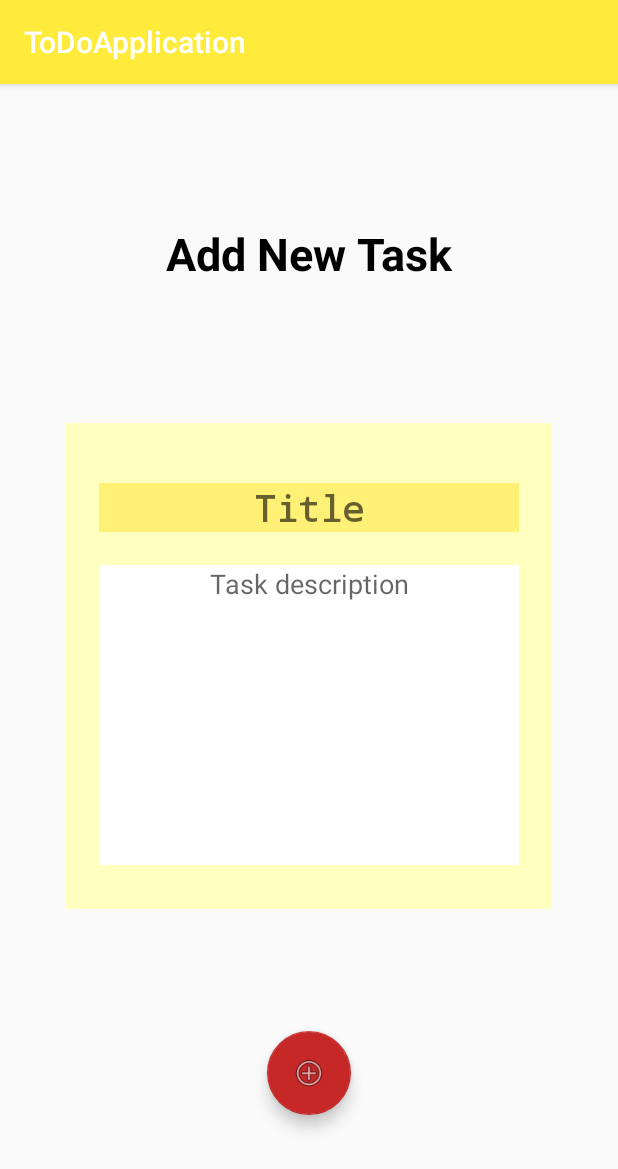
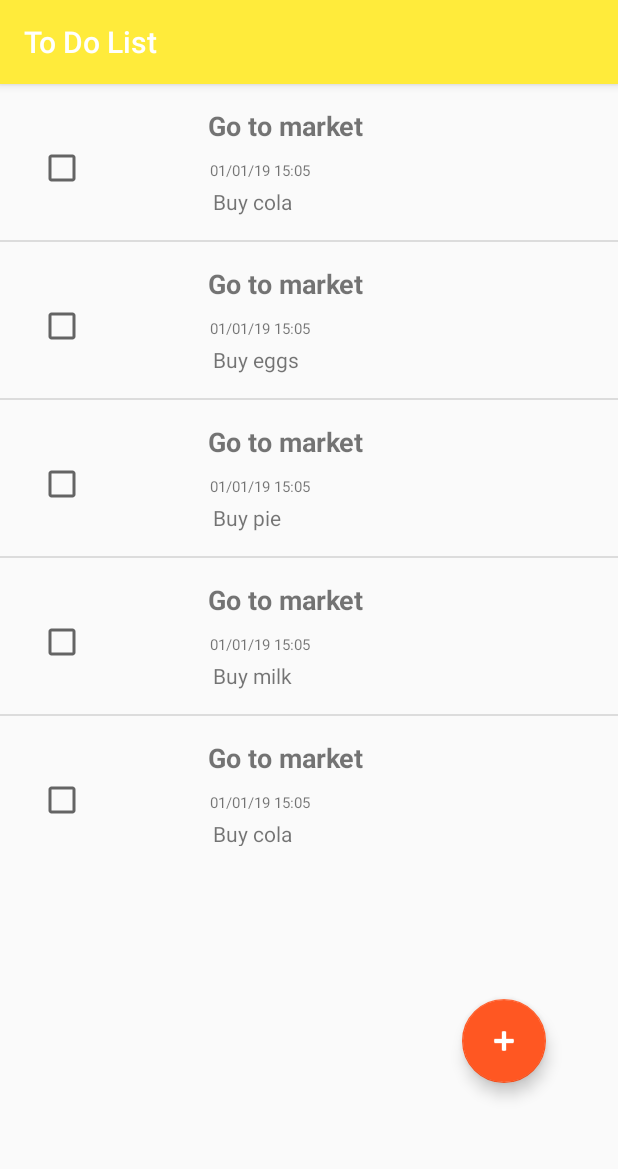
Before and after one commit to SapirRahmani/ToDoApplication, an Android app: the screen it shows after launch (MainActivity), on a phone screen of 412 x 824 dp. Shown: the top 1169 px of the screen. Run offline under Robolectric (Android 15) with nearby library versions, the phone set to English and light mode, and no system bars; our stand-ins replace data binding.

Commit message:
new project

```diff
--- a/app/src/main/AndroidManifest.xml
+++ b/app/src/main/AndroidManifest.xml
@@ -7,7 +7,7 @@
             android:icon="@mipmap/ic_launcher"
             android:label="@string/app_name"
             android:roundIcon="@mipmap/ic_launcher_round"
-            android:supportsRtl="true"
+            android:supportsRtl="false"
             android:theme="@style/AppTheme">
         <activity android:name=".MainActivity">
             <intent-filter>
--- /dev/null
+++ b/app/src/main/java/com/example/sapir/todoapplication/BaseFragment.kt
@@ -0,0 +1,14 @@
+package com.example.sapir.todoapplication
+
+import android.content.Context
+import android.support.v4.app.Fragment
+
+open class BaseFragment  : Fragment(){
+    lateinit var myListener: NavigationListener
+
+    override fun onAttach(context: Context?) {
+        super.onAttach(context)
+        if (context is NavigationListener)
+            myListener = context
+    }
+}
--- a/app/src/main/java/com/example/sapir/todoapplication/MainActivity.kt
+++ b/app/src/main/java/com/example/sapir/todoapplication/MainActivity.kt
@@ -1,19 +1,45 @@
 package com.example.sapir.todoapplication
 
 import android.support.v7.app.AppCompatActivity
+import android.support.v4.app.Fragment
 import android.os.Bundle
 
-class MainActivity : AppCompatActivity() {
+
+class MainActivity : AppCompatActivity(), NavigationListener {
 
     override fun onCreate(savedInstanceState: Bundle?) {
         super.onCreate(savedInstanceState)
         setContentView(R.layout.activity_main)
 
         if (savedInstanceState == null) {
-            supportFragmentManager
-                .beginTransaction()
-                .add(R.id.frameLayout_main, NewTaskFragment.newInstance(), null)
-                .commit()
+            val fragmentTransaction = supportFragmentManager.beginTransaction()
+            fragmentTransaction.add(R.id.frameLayout_main, ToDoListTasksFragment.newInstance())
+                .addToBackStack(null)
+                .commit();
         }
     }
+
+    override fun onNavClick(fragment: String, bundle: Bundle?) {
+        when (fragment) {
+            ToDoListTasksFragment.toString() -> goToDoListTasksPage(bundle)
+            NewTaskFragment.toString() -> goNewTaskPage()
+        }
+    }
+
+    private fun goNewTaskPage() {
+        replaceFragment(R.id.frameLayout_main, NewTaskFragment.newInstance())
+    }
+
+    private fun goToDoListTasksPage(bundle: Bundle?) {
+        val showInfoFragment = ToDoListTasksFragment.newInstance()
+        if (bundle != null) showInfoFragment.arguments = bundle
+        replaceFragment(R.id.frameLayout_main, showInfoFragment)
+    }
+
+    private fun replaceFragment(layoutId: Int, fragment: Fragment) {
+        val fragmentTransaction = supportFragmentManager.beginTransaction()
+        fragmentTransaction.replace(layoutId, fragment)
+            .addToBackStack(null)
+            .commit();
+    }
 }
--- /dev/null
+++ b/app/src/main/java/com/example/sapir/todoapplication/MyAdapter.kt
@@ -0,0 +1,39 @@
+package com.example.sapir.todoapplication
+
+import android.support.v7.widget.RecyclerView
+import android.view.LayoutInflater
+import android.view.View
+import android.view.ViewGroup
+import android.widget.CheckBox
+import android.widget.RelativeLayout
+import android.widget.TextView
+import kotlinx.android.synthetic.main.todo_task_item.view.*
+
+class MyAdapter(private val items: ArrayList<ToDoTask>) :
+    RecyclerView.Adapter<MyAdapter.MyViewHolder>() {
+
+    class MyViewHolder(view: View) : RecyclerView.ViewHolder(view) {
+        var tvTitle  = view.tv_title
+        var tvDescription  = view.tv_description
+        var cbChecked  = view.cb_task
+    }
+
+
+    override fun onCreateViewHolder(
+        parent: ViewGroup,
+        viewType: Int
+    ): MyAdapter.MyViewHolder {
+
+        return MyViewHolder(LayoutInflater.from(parent.context).inflate(R.layout.todo_task_item, parent, false))
+    }
+
+    override fun onBindViewHolder(holder: MyViewHolder, position: Int) {
+
+        var task =  items[position]
+        holder.tvTitle.text = task.title
+        holder.tvDescription.text = task.description
+        holder.cbChecked.isChecked= task.checked
+    }
+
+    override fun getItemCount() = items.size
+}
--- /dev/null
+++ b/app/src/main/java/com/example/sapir/todoapplication/NavigationListener.kt
@@ -0,0 +1,8 @@
+package com.example.sapir.todoapplication
+
+import android.os.Bundle
+import android.view.View
+
+interface  NavigationListener {
+    fun onNavClick(fragment: String, bundle: Bundle? = null)
+}
--- a/app/src/main/java/com/example/sapir/todoapplication/NewTaskFragment.kt
+++ b/app/src/main/java/com/example/sapir/todoapplication/NewTaskFragment.kt
@@ -6,9 +6,7 @@ import android.view.LayoutInflater
 import android.view.View
 import android.view.ViewGroup
 
-class NewTaskFragment : Fragment() {
-
-
+class NewTaskFragment : BaseFragment() {
     companion object {
 
         fun newInstance(): NewTaskFragment {
--- /dev/null
+++ b/app/src/main/java/com/example/sapir/todoapplication/ToDoListTasksFragment.kt
@@ -0,0 +1,65 @@
+package com.example.sapir.todoapplication
+
+import android.os.Bundle
+import android.support.v7.widget.LinearLayoutManager
+import android.support.v7.widget.RecyclerView
+import android.view.LayoutInflater
+import android.view.View
+import android.view.ViewGroup
+import kotlinx.android.synthetic.main.fragment_to_do_list_tasks.*
+import android.support.v7.widget.DividerItemDecoration
+import com.example.sapir.todoapplication.databinding.FragmentToDoListTasksBinding
+import java.util.*
+
+
+class ToDoListTasksFragment : BaseFragment() {
+    private lateinit var recyclerView: RecyclerView
+    private lateinit var viewAdapter: RecyclerView.Adapter<*>
+    private lateinit var viewManager: RecyclerView.LayoutManager
+    private var fragmentTodoListTasksBinding: FragmentToDoListTasksBinding? = null
+
+
+    companion object {
+
+        fun newInstance(): ToDoListTasksFragment {
+            return ToDoListTasksFragment()
+        }
+    }
+
+    override fun onCreateView(inflater: LayoutInflater, container: ViewGroup?, savedInstanceState: Bundle?): View? {
+        fragmentTodoListTasksBinding = FragmentToDoListTasksBinding.inflate(
+            inflater, container, false
+        )
+        val emptyTask = ToDoTask(null, "", false)
+
+        fragmentTodoListTasksBinding?.task = emptyTask
+        return fragmentTodoListTasksBinding?.root
+    }
+
+    override fun onViewCreated(view: View, savedInstanceState: Bundle?) {
+        super.onViewCreated(view, savedInstanceState)
+
+
+        val mRecyclerView = rv_todo_list as RecyclerView
+
+        val itemDecoration = DividerItemDecoration(context, DividerItemDecoration.VERTICAL)
+        mRecyclerView.addItemDecoration(itemDecoration)
+        mRecyclerView.layoutManager = LinearLayoutManager(activity)
+
+        val items = ArrayList<ToDoTask>()
+        items.add(ToDoTask("Go to market", "Buy cola"))
+        items.add(ToDoTask("Go to market", "Buy eggs"))
+        items.add(ToDoTask("Go to market", "Buy pie"))
+        items.add(ToDoTask("Go to market", "Buy milk"))
+        items.add(ToDoTask("Go to market", "Buy cola"))
+        items.add(ToDoTask("Go to market", "Buy eggs"))
+        items.add(ToDoTask("Go to market", "Buy pie"))
+        items.add(ToDoTask("Go to market", "Buy milk"))
+
+        mRecyclerView.adapter = MyAdapter(items)
+
+
+        fab_add_task?.setOnClickListener { myListener.onNavClick(NewTaskFragment.toString(), null) }
+
+    }
+}
--- a/app/src/main/java/com/example/sapir/todoapplication/ToDoTask.kt
+++ b/app/src/main/java/com/example/sapir/todoapplication/ToDoTask.kt
@@ -2,7 +2,7 @@ package com.example.sapir.todoapplication
 
 import java.util.*
 
-data class ToDoTask(var title: String?, var description: String, val createDate: Date = Date()) {
+data class ToDoTask(var title: String?, var description: String,val checked:Boolean = false, val createDate: Date = Date()) {
 
 
 }
--- a/app/src/main/res/layout/fragment_add_new_task.xml
+++ b/app/src/main/res/layout/fragment_add_new_task.xml
@@ -1,7 +1,14 @@
 <?xml version="1.0" encoding="utf-8"?>
+<layout xmlns:tools="http://schemas.android.com/tools"
+        xmlns:android="http://schemas.android.com/apk/res/android"
+        xmlns:app="http://schemas.android.com/apk/res-auto">
 
-<android.support.constraint.ConstraintLayout xmlns:android="http://schemas.android.com/apk/res/android"
-                                             xmlns:app="http://schemas.android.com/apk/res-auto"
+    <data>
+        <variable
+                name="task"
+                type="com.example.sapir.todoapplication.ToDoTask" />
+    </data>
+    <android.support.constraint.ConstraintLayout
             android:layout_width="match_parent"
             android:layout_height="match_parent">
         <TextView
@@ -21,7 +28,7 @@
 
         <android.support.v7.widget.LinearLayoutCompat
                 android:layout_width="324dp"
-            android:layout_height="324dp"
+                android:layout_height="380dp"
                 app:layout_constraintStart_toStartOf="parent"
                 android:layout_marginStart="8dp"
                 app:layout_constraintEnd_toEndOf="parent"
@@ -29,50 +36,48 @@
                 android:layout_marginTop="8dp"
                 app:layout_constraintTop_toTopOf="parent"
                 app:layout_constraintBottom_toBottomOf="parent"
-            android:background="@color/colorLight"
+                android:background="@color/colorPrimaryLight"
                 android:id="@+id/note_frameLayout">
 
         </android.support.v7.widget.LinearLayoutCompat>
 
         <EditText
                 android:layout_width="280dp"
-            android:layout_height="wrap_content"
-            android:inputType="textPersonName"
+                android:layout_height="48dp"
                 android:hint="@string/title_hint"
+                android:text="@={task.title}"
                 android:ems="10"
                 android:id="@+id/et_title" android:layout_marginTop="40dp"
                 app:layout_constraintTop_toTopOf="@+id/note_frameLayout"
                 app:layout_constraintEnd_toEndOf="@+id/note_frameLayout"
                 app:layout_constraintStart_toStartOf="@+id/note_frameLayout" android:textAlignment="center"
-            android:textStyle="bold" android:fontFamily="monospace" android:textSize="24sp"
-            android:background="@color/colorPrimaryLight"
-            android:textColor="@android:color/darker_gray"/>
+                android:textStyle="bold" android:fontFamily="monospace" android:textSize="24sp"/>
 
         <EditText
                 android:id="@+id/et_description"
                 android:layout_height="200dp"
                 android:inputType="text|textMultiLine"
+                android:text="@={task.description}"
                 android:gravity="top"
                 app:layout_constraintStart_toStartOf="@+id/note_frameLayout"
                 app:layout_constraintEnd_toEndOf="@+id/note_frameLayout"
                 app:layout_constraintTop_toBottomOf="@+id/et_title" android:layout_marginBottom="8dp"
                 app:layout_constraintBottom_toBottomOf="@+id/note_frameLayout"
                 android:background="@android:color/background_light"
-            android:layout_width="280dp" android:hint="@string/task_description_hint" android:textAlignment="center"/>
+                android:layout_width="280dp" android:hint="@string/task_description_hint"
+                android:textAlignment="center"/>
 
         <android.support.design.widget.FloatingActionButton
+                android:id="@+id/fab_save_task"
                 android:layout_width="wrap_content"
                 android:layout_height="wrap_content"
-            app:srcCompat="@android:drawable/ic_menu_add"
-            android:id="@+id/floatingActionButton"
-            android:layout_marginTop="8dp"
+                android:layout_gravity="bottom|end"
+                app:srcCompat="@android:drawable/ic_menu_save"
+                android:tint="@android:color/white"
+                android:layout_marginEnd="48dp" app:layout_constraintEnd_toEndOf="parent"
+                app:layout_constraintBottom_toBottomOf="parent"
                 app:layout_constraintTop_toBottomOf="@+id/note_frameLayout"
-            android:layout_marginBottom="8dp"
-            app:layout_constraintBottom_toBottomOf="parent"
-            android:layout_marginStart="8dp"
-            app:layout_constraintStart_toStartOf="parent"
-            android:layout_marginEnd="8dp"
-            app:layout_constraintEnd_toEndOf="parent"
-    />
+                app:rippleColor="@android:color/background_light"/>
 
     </android.support.constraint.ConstraintLayout>
+</layout>
--- /dev/null
+++ b/app/src/main/res/layout/fragment_to_do_list_tasks.xml
@@ -0,0 +1,31 @@
+<?xml version="1.0" encoding="utf-8"?>
+<layout xmlns:tools="http://schemas.android.com/tools"
+        xmlns:android="http://schemas.android.com/apk/res/android"
+        xmlns:app="http://schemas.android.com/apk/res-auto">
+
+    <data>
+        <variable
+                name="task"
+                type="com.example.sapir.todoapplication.ToDoTask" />
+    </data>
+    <android.support.constraint.ConstraintLayout android:layout_width="match_parent"
+                                                 android:layout_height="match_parent">
+        <android.support.v7.widget.RecyclerView
+                android:id="@+id/rv_todo_list"
+                android:layout_width="match_parent"
+                android:layout_height="508dp"
+                android:layoutDirection="ltr">
+
+        </android.support.v7.widget.RecyclerView>
+        <android.support.design.widget.FloatingActionButton
+                android:id="@+id/fab_add_task"
+                android:layout_width="wrap_content"
+                android:layout_height="wrap_content"
+                android:layout_gravity="bottom|end"
+                app:srcCompat="@android:drawable/ic_input_add"
+                android:tint="@android:color/white"
+                android:layout_marginEnd="48dp" app:layout_constraintEnd_toEndOf="parent" android:layout_marginTop="8dp"
+                app:layout_constraintTop_toBottomOf="@+id/rv_todo_list" android:layout_marginBottom="8dp"
+                app:layout_constraintBottom_toBottomOf="parent" />
+    </android.support.constraint.ConstraintLayout>
+</layout>
--- /dev/null
+++ b/app/src/main/res/layout/todo_task_item.xml
@@ -0,0 +1,47 @@
+<?xml version="1.0" encoding="utf-8"?>
+<RelativeLayout xmlns:android="http://schemas.android.com/apk/res/android"
+                xmlns:app="http://schemas.android.com/apk/res-auto"
+                xmlns:tools="http://schemas.android.com/tools"
+                android:id="@+id/rl_task_item"
+                android:layout_width="match_parent"
+                android:layout_height="104dp">
+
+    <CheckBox
+            android:layout_width="33dp"
+            android:layout_height="24dp"
+            android:id="@+id/cb_task" app:layout_constraintEnd_toStartOf="@+id/tv_title"
+            android:layout_marginEnd="8dp" app:layout_constraintStart_toStartOf="parent"
+            android:layout_marginTop="44dp" app:layout_constraintTop_toTopOf="parent"
+            android:layout_marginBottom="8dp" app:layout_constraintBottom_toBottomOf="parent"
+            android:layout_alignParentStart="true" android:layout_marginStart="25dp"
+            android:layout_alignParentTop="true"/>
+    <TextView
+            tools:text="@string/title_hint"
+            android:layout_width="wrap_content"
+            android:layout_height="wrap_content"
+            android:id="@+id/tv_title" android:textSize="18sp"
+            android:textStyle="bold" android:textAlignment="center"
+            app:layout_constraintTop_toTopOf="parent"
+            app:layout_constraintStart_toStartOf="parent"
+            app:layout_constraintBottom_toBottomOf="parent"
+            app:layout_constraintEnd_toEndOf="@id/cb_task"
+            android:layout_toEndOf="@+id/cb_task" android:layout_marginStart="72dp" android:layout_above="@+id/cb_task"
+            android:layout_marginBottom="-40dp"/>
+    <TextView
+            tools:text="@string/task_description_hint"
+            android:layout_width="wrap_content"
+            android:layout_height="wrap_content"
+            android:id="@+id/tv_description"
+            app:layout_constraintStart_toStartOf="@+id/tv_title"
+            app:layout_constraintTop_toBottomOf="@+id/tv_title"
+            app:layout_constraintBottom_toBottomOf="parent" app:layout_constraintEnd_toEndOf="parent"
+            android:layout_toEndOf="@+id/cb_task" android:layout_marginStart="75dp"
+            android:layout_alignParentBottom="true" android:layout_marginBottom="16dp"/>
+    <TextView
+            android:text="@string/create_time_hint"
+            android:layout_width="wrap_content"
+            android:layout_height="wrap_content" android:id="@+id/tv_create_time"
+            android:textSize="10sp"
+            android:layout_alignParentStart="true"
+            android:layout_marginStart="140dp" android:layout_alignBaseline="@+id/cb_task"/>
+</RelativeLayout>
--- a/app/src/main/res/values/colors.xml
+++ b/app/src/main/res/values/colors.xml
@@ -1,8 +1,8 @@
 <?xml version="1.0" encoding="utf-8"?>
 <resources>
-    <color name="colorPrimary">#ffeb3b</color>
-    <color name="colorPrimaryLight">#fff176</color>
     <color name="colorLight">#ffffbf</color>
-    <color name="colorPrimaryDark">#c8b900</color>
-    <color name="colorAccent">#c62828</color>
+    <color name="colorPrimaryLight">#FFF9C4</color>
+    <color name="colorPrimary">#FFEB3B</color>
+    <color name="colorPrimaryDark">#FBC02D</color>
+    <color name="colorAccent">#FF5722</color>
 </resources>
--- a/app/src/main/res/values/strings.xml
+++ b/app/src/main/res/values/strings.xml
@@ -1,6 +1,7 @@
 <resources>
-    <string name="app_name">ToDoApplication</string>
+    <string name="app_name">To Do List</string>
     <string name="title_hint">Title</string>
     <string name="addTaskTitle">Add New Task</string>
     <string name="task_description_hint">Task description</string>
+    <string name="create_time_hint">01/01/19 15:05</string>
 </resources>
```
Lines whose indentation alone changed are shown as unchanged.
